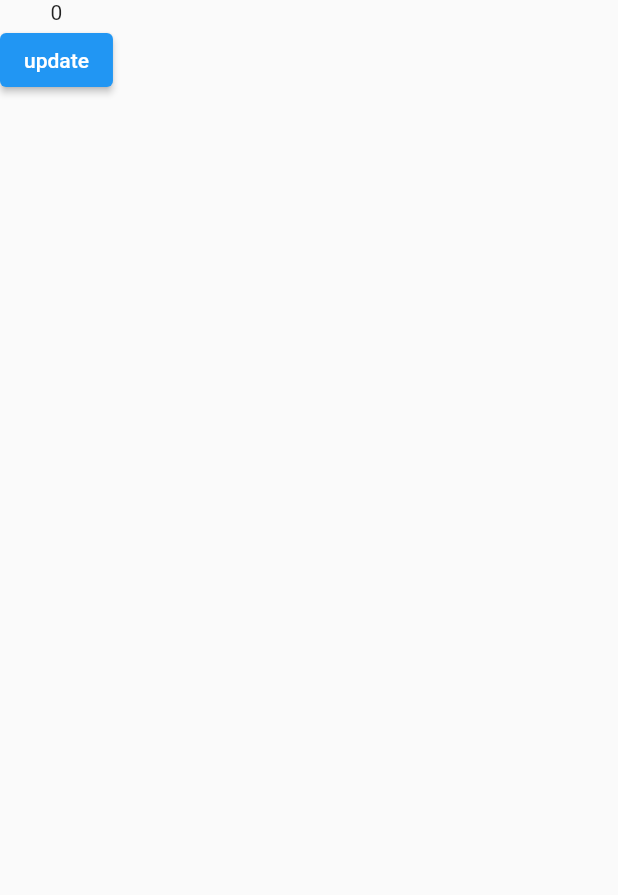
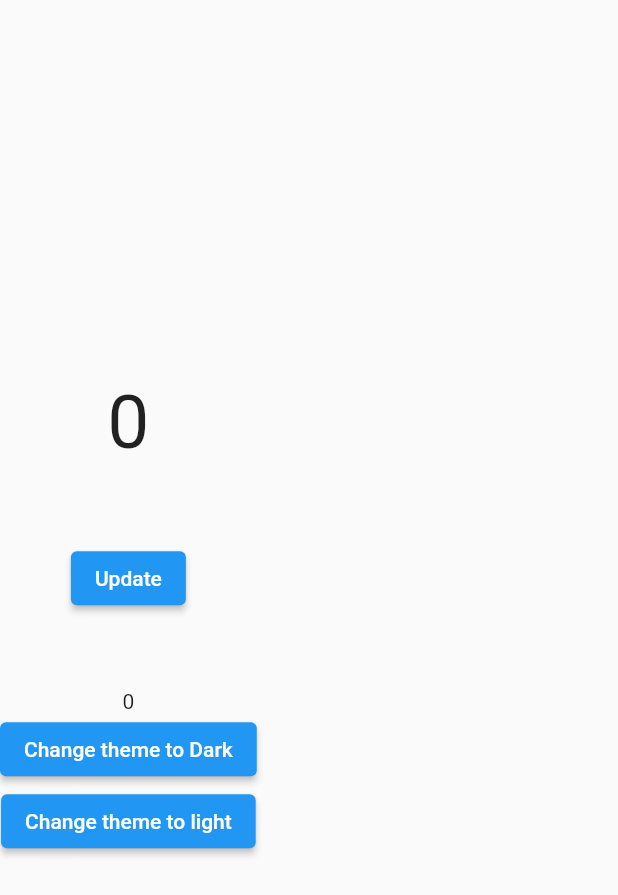
Before and after one commit to AlokKumarMaurya/provider_learning, a Flutter app: the screen it shows after launch, on a phone screen of 412 x 824 dp. Shown: the top 895 px of the screen. Run offline on Flutter 3.47's test engine with Material 2 defaults, Android fonts, the phone set to English and light mode, and no system bars.

Commit message:
change theme_changer.dart

```diff
--- a/lib/main.dart
+++ b/lib/main.dart
@@ -1,9 +1,10 @@
 import 'package:flutter/material.dart';
 import 'package:provider/provider.dart';
 import 'package:provider_learning/provider/counter_provider.dart';
+import 'package:provider_learning/provider/learn.dart';
+import 'package:provider_learning/provider/theme_changer.dart';
 import 'package:provider_learning/provider/upperCaseProvider.dart';
 import 'package:provider_learning/usingConsumer/consumerProvider.dart';
-import 'package:provider_learning/usingConsumer/view.dart';
 
 void main() {
   runApp(const MyApp());
@@ -23,9 +24,22 @@ class MyApp extends StatelessWidget {
         ChangeNotifierProvider(
           create: (context) => UpperCaseProvider(),
         ),
+        ChangeNotifierProvider(
+          create: (context) => LearnProvider(),
+        ),
+        ChangeNotifierProvider(
+          create: (context) => ThemeChangerProvider(),
+        )
       ],
-      child: const MaterialApp(
-        home: ConsumerProviderView(),
+      child: Builder(
+        builder: (context) {
+          final ThemeChangerProvider themeChangerProvider=Provider.of<ThemeChangerProvider>(context);
+          return  MaterialApp(
+            darkTheme: ThemeData.dark(),
+            themeMode: themeChangerProvider.themeMode,
+            home: const LearnView(),
+          );
+        }
       ),
     );
 
--- /dev/null
+++ b/lib/provider/learn.dart
@@ -0,0 +1,53 @@
+import 'package:flutter/material.dart';
+import 'package:provider/provider.dart';
+import 'package:provider_learning/provider/theme_changer.dart';
+
+class LearnProvider extends ChangeNotifier {
+  int count = 0;
+
+  void update() {
+    count++;
+    notifyListeners();
+  }
+}
+
+class LearnView extends StatelessWidget {
+  const LearnView({Key? key}) : super(key: key);
+
+  @override
+  Widget build(BuildContext context) {
+    LearnProvider learn = Provider.of<LearnProvider>(context, listen: true);
+    ThemeChangerProvider themeChangerProvider=Provider.of<ThemeChangerProvider>(context);
+    //if the listen is false then the first one will not update but second one does;
+    return Scaffold(
+      body: Column(
+        mainAxisAlignment: MainAxisAlignment.center,
+        children: [
+          Text(
+            learn.count.toString(),
+            style: const TextStyle(fontSize: 50),
+          ),
+          const SizedBox(
+            height: 50,
+          ),
+          ElevatedButton(
+              onPressed: () => learn.update(), child: const Text("Update")),
+          const SizedBox(
+            height: 50,
+          ),
+          Consumer<LearnProvider>(
+            builder: (context, value, child) => Text(value.count.toString()),
+          ),
+          ElevatedButton(
+              onPressed: () =>
+                  themeChangerProvider.changeTheme(themeMode:ThemeMode.dark),
+              child: const Text("Change theme to Dark")),
+          ElevatedButton(
+              onPressed: () =>
+                  themeChangerProvider.changeTheme(themeMode:ThemeMode.light),
+              child: const Text("Change theme to light")),
+        ],
+      ),
+    );
+  }
+}
--- /dev/null
+++ b/lib/provider/theme_changer.dart
@@ -0,0 +1,41 @@
+import 'package:flutter/foundation.dart';
+import 'package:flutter/material.dart';
+import 'package:provider/provider.dart';
+
+class ThemeChangerProvider extends ChangeNotifier{
+
+  ThemeMode _themeMode=ThemeMode.light;
+
+  ThemeMode get themeMode=>_themeMode;
+
+
+  changeTheme({required ThemeMode themeMode}){
+    _themeMode=themeMode;
+    notifyListeners();
+  }
+
+}
+
+
+class ThemeChangerView extends StatelessWidget {
+  const ThemeChangerView({Key? key}) : super(key: key);
+
+  @override
+  Widget build(BuildContext context) {
+    ThemeChangerProvider themeChangerProvider=Provider.of<ThemeChangerProvider>(context);
+    return Scaffold(
+      body: Column(
+        children: [
+          ElevatedButton(
+              onPressed: () =>
+                  themeChangerProvider.changeTheme(themeMode:ThemeMode.dark),
+              child: const Text("Change theme to Dark")),
+          ElevatedButton(
+              onPressed: () =>
+                  themeChangerProvider.changeTheme(themeMode:ThemeMode.light),
+              child: const Text("Change theme to light")),
+        ],
+      ),
+    );
+  }
+}
```
